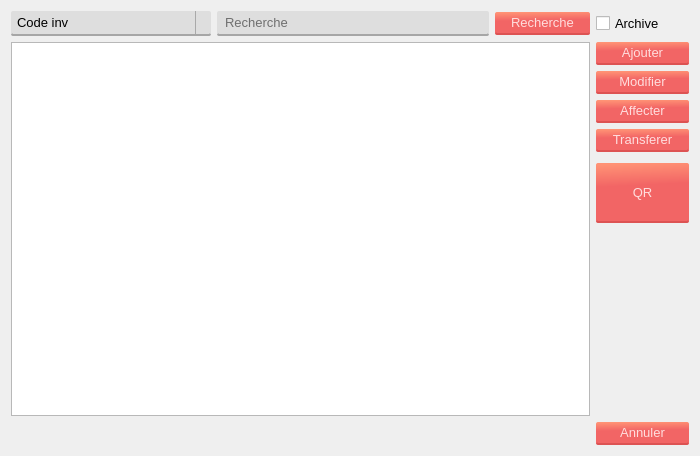
This is interfaces/listeMatInfo.ui in Mehdi-SK/Cosider-TP-App as Qt 5 draws it before an edit. The edited form follows.
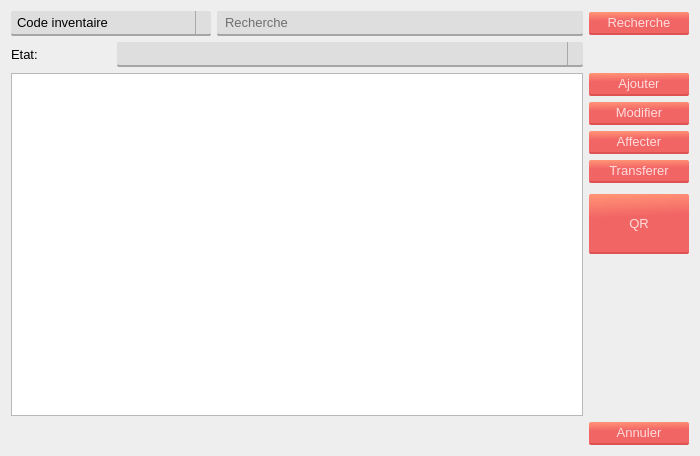
This is the edited form. Icons and pictures are not drawn.

What changed in the file:
```diff
--- a/interfaces/listeMatInfo.ui
+++ b/interfaces/listeMatInfo.ui
@@ -17,9 +17,9 @@
    <string notr="true">*{
 	font: 10pt;
 }
-#Form{
+#liste_mat{
 	
-	background-color: rgb(255, 255, 255);
+	background-color: #EEE;
 	font: 10pt;
 }
 
@@ -66,12 +66,49 @@
                                 stop: 0 #D3D3D3, stop: 0.4 #D8D8D8,
                                 stop: 0.5 #DDDDDD, stop: 1.0 #E1E1E1);
 }
-QTableWidget{
-	
+QHeaderView::section {
+	padding-left: 4px;
+    border: 1px solid #6c6c6c;
+}
+QTableView {
+	border-bottom: 1px solid #6c6c6c;
+}
+QTableView:!active {
+    selection-background-color: palette(highlight);
+    selection-color: palette(highlighted-text);
 }</string>
   </property>
   <layout class="QGridLayout" name="gridLayout">
-   <item row="0" column="0">
+   <item row="1" column="0">
+    <widget class="QLabel" name="label">
+     <property name="maximumSize">
+      <size>
+       <width>100</width>
+       <height>16777215</height>
+      </size>
+     </property>
+     <property name="text">
+      <string>Etat:</string>
+     </property>
+     <property name="scaledContents">
+      <bool>false</bool>
+     </property>
+    </widget>
+   </item>
+   <item row="4" column="2">
+    <widget class="QPushButton" name="annuler_button">
+     <property name="maximumSize">
+      <size>
+       <width>100</width>
+       <height>16777215</height>
+      </size>
+     </property>
+     <property name="text">
+      <string>Annuler</string>
+     </property>
+    </widget>
+   </item>
+   <item row="0" column="0" colspan="2">
     <layout class="QHBoxLayout" name="horizontalLayout">
      <item>
       <widget class="QComboBox" name="recherche_combo">
@@ -89,7 +126,7 @@
        </property>
        <item>
         <property name="text">
-         <string>Code inv</string>
+         <string>Code inventaire</string>
         </property>
        </item>
        <item>
@@ -116,16 +153,43 @@
        </property>
       </widget>
      </item>
-     <item>
-      <widget class="QPushButton" name="rechercher_button">
-       <property name="text">
-        <string>Recherche</string>
-       </property>
-      </widget>
-     </item>
     </layout>
    </item>
-   <item row="1" column="0">
+   <item row="1" column="1">
+    <widget class="QComboBox" name="choix_etat">
+     <item>
+      <property name="text">
+       <string/>
+      </property>
+     </item>
+     <item>
+      <property name="text">
+       <string>En service</string>
+      </property>
+     </item>
+     <item>
+      <property name="text">
+       <string>En panne</string>
+      </property>
+     </item>
+     <item>
+      <property name="text">
+       <string>Stock</string>
+      </property>
+     </item>
+     <item>
+      <property name="text">
+       <string>Transferé</string>
+      </property>
+     </item>
+     <item>
+      <property name="text">
+       <string>Archive</string>
+      </property>
+     </item>
+    </widget>
+   </item>
+   <item row="3" column="0" colspan="2">
     <widget class="QTableWidget" name="tableWidget">
      <property name="styleSheet">
       <string notr="true"/>
@@ -134,7 +198,7 @@
       <set>QAbstractItemView::NoEditTriggers</set>
      </property>
      <property name="alternatingRowColors">
-      <bool>true</bool>
+      <bool>false</bool>
      </property>
      <property name="selectionMode">
       <enum>QAbstractItemView::MultiSelection</enum>
@@ -156,10 +220,16 @@
      </property>
     </widget>
    </item>
-   <item row="1" column="2">
+   <item row="3" column="2">
     <layout class="QVBoxLayout" name="verticalLayout">
      <item>
       <widget class="QPushButton" name="ajouter_button">
+       <property name="maximumSize">
+        <size>
+         <width>100</width>
+         <height>16777215</height>
+        </size>
+       </property>
        <property name="text">
         <string>Ajouter</string>
        </property>
@@ -167,6 +237,12 @@
      </item>
      <item>
       <widget class="QPushButton" name="modifier_button">
+       <property name="maximumSize">
+        <size>
+         <width>100</width>
+         <height>16777215</height>
+        </size>
+       </property>
        <property name="text">
         <string>Modifier</string>
        </property>
@@ -174,6 +250,12 @@
      </item>
      <item>
       <widget class="QPushButton" name="affecter_button">
+       <property name="maximumSize">
+        <size>
+         <width>100</width>
+         <height>16777215</height>
+        </size>
+       </property>
        <property name="text">
         <string>Affecter</string>
        </property>
@@ -181,6 +263,12 @@
      </item>
      <item>
       <widget class="QPushButton" name="transfer_button">
+       <property name="maximumSize">
+        <size>
+         <width>100</width>
+         <height>16777215</height>
+        </size>
+       </property>
        <property name="text">
         <string>Transferer</string>
        </property>
@@ -196,7 +284,7 @@
        </property>
        <property name="maximumSize">
         <size>
-         <width>12321313</width>
+         <width>100</width>
          <height>50</height>
         </size>
        </property>
@@ -220,17 +308,10 @@
      </item>
     </layout>
    </item>
-   <item row="2" column="2">
-    <widget class="QPushButton" name="annuler_button">
-     <property name="text">
-      <string>Annuler</string>
-     </property>
-    </widget>
-   </item>
    <item row="0" column="2">
-    <widget class="QCheckBox" name="archive_checkbox">
+    <widget class="QPushButton" name="rechercher_button">
      <property name="text">
-      <string>Archive</string>
+      <string>Recherche</string>
      </property>
     </widget>
    </item>
```
Left out of the diff: 13 changed lines with no effect on the pictures.
